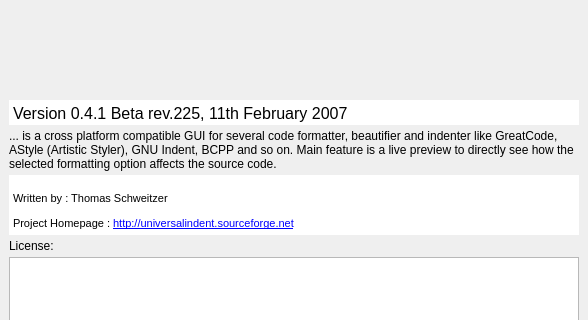
This is src/aboutdialog.ui in danblakemore/universal-indent-gui as Qt 5 draws it before an edit; both pictures show x 0 to 588 and y 0 to 320 of the 588 by 499 pixel window. The edited form follows.
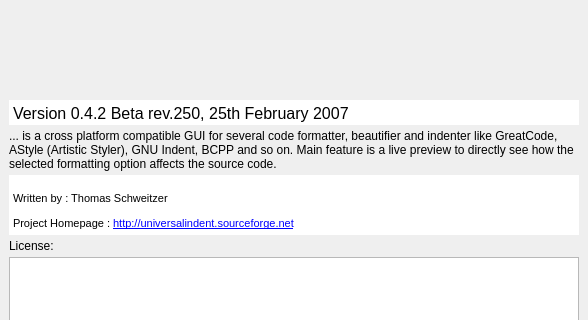
This is the edited form. Icons and pictures are not drawn.

Commit message: Changed version Text. Made entries from encoding menue selectable again.

```diff
--- a/src/aboutdialog.ui
+++ b/src/aboutdialog.ui
@@ -101,7 +101,7 @@
       <string>&lt;html>&lt;head>&lt;meta name="qrichtext" content="1" />&lt;style type="text/css">
 p, li { white-space: pre-wrap; }
 &lt;/style>&lt;/head>&lt;body style=" font-family:'MS Shell Dlg 2'; font-size:8.25pt; font-weight:400; font-style:normal; text-decoration:none;">
-&lt;p style=" margin-top:12px; margin-bottom:12px; margin-left:0px; margin-right:0px; -qt-block-indent:0; text-indent:0px; font-size:12pt;">Version 0.4.1 Beta rev.225, 11th February 2007 &lt;/p>&lt;/body>&lt;/html></string>
+&lt;p style=" margin-top:12px; margin-bottom:12px; margin-left:0px; margin-right:0px; -qt-block-indent:0; text-indent:0px; font-size:12pt;">Version 0.4.2 Beta rev.250, 25th February 2007 &lt;/p>&lt;/body>&lt;/html></string>
      </property>
     </widget>
    </item>
```
The commit also changes 3 other files.
